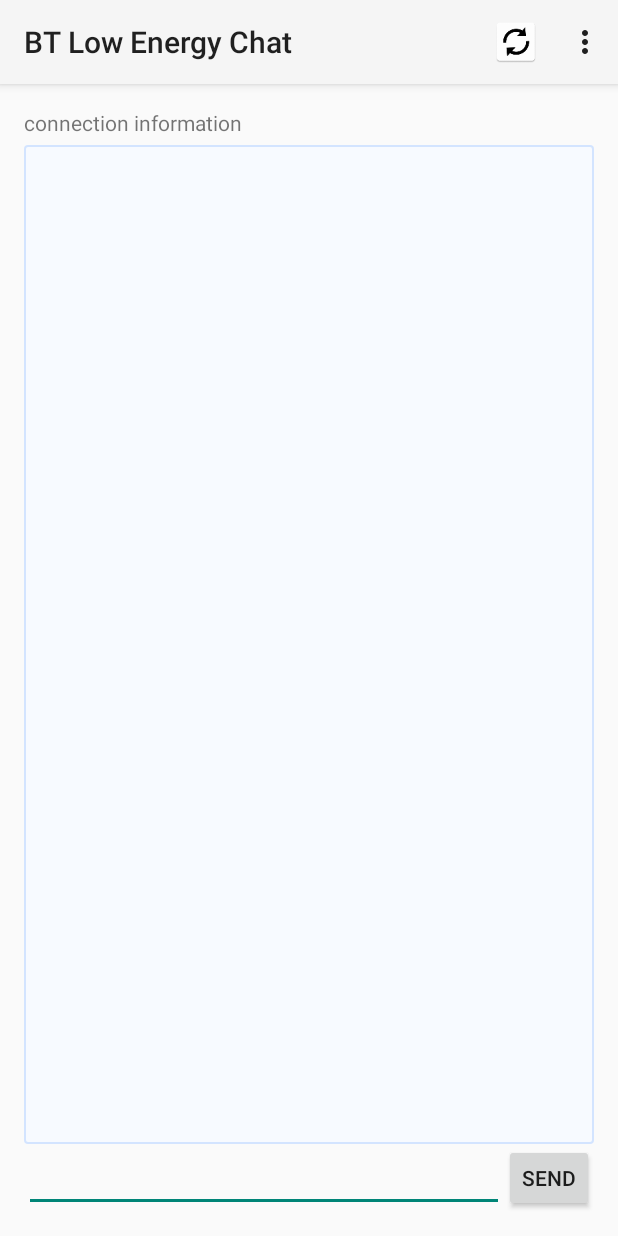
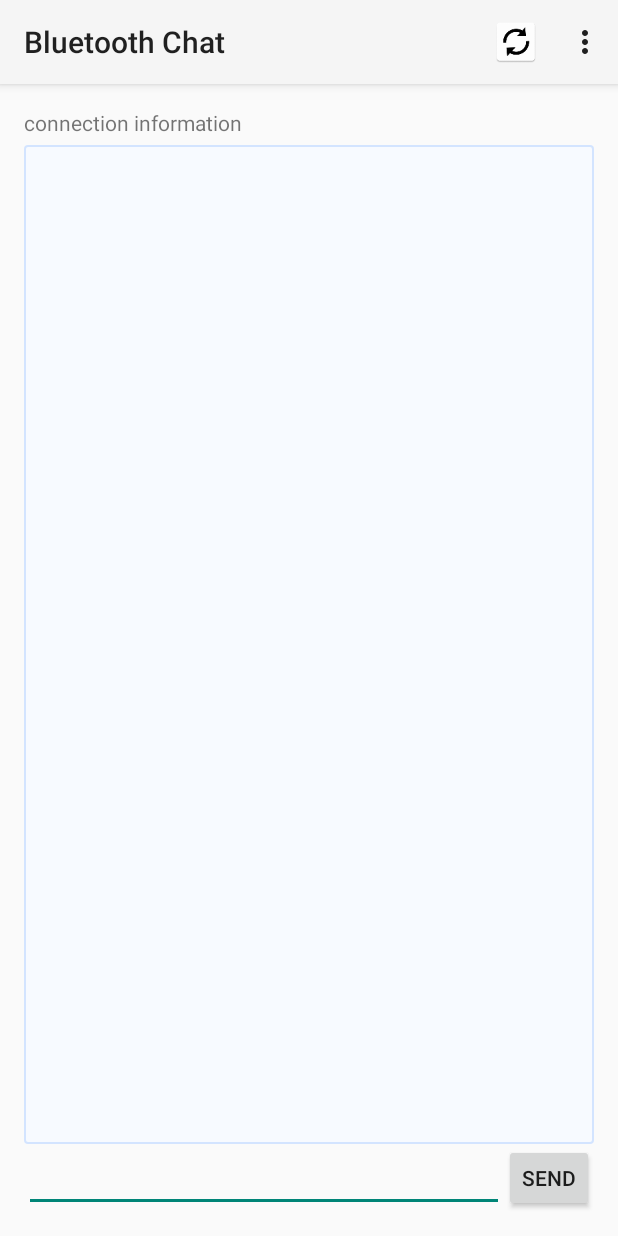
Before and after one commit to karas-michal/Bluetooth_Chat_Application, an Android app: the screen it shows after launch (MainActivity), on a phone screen of 412 x 824 dp. Run offline under Robolectric (Android 15) with nearby library versions, the phone set to English and light mode, and no system bars.

Commit message:
Added .gitignore and some project files; set the minimum SDK version to 15; changed the app's package name

```diff
--- a/app/src/main/AndroidManifest.xml
+++ b/app/src/main/AndroidManifest.xml
@@ -1,6 +1,6 @@
 <?xml version="1.0" encoding="utf-8"?>
 <manifest xmlns:android="http://schemas.android.com/apk/res/android"
-    package="com.teamerinu.btle_test">
+    package="progzesp.btchat">
 
     <application
         android:allowBackup="true"
--- a/app/src/main/java/com/teamerinu/btle_test/ConnectionService.java
+++ b/app/src/main/java/progzesp/btchat/ConnectionService.java
@@ -1,4 +1,4 @@
-package com.teamerinu.btle_test;
+package progzesp.btchat;
 
 import android.app.Service;
 import android.content.Intent;
--- a/app/src/main/java/com/teamerinu/btle_test/MainActivity.java
+++ b/app/src/main/java/progzesp/btchat/MainActivity.java
@@ -1,4 +1,4 @@
-package com.teamerinu.btle_test;
+package progzesp.btchat;
 
 import android.os.Bundle;
 import android.support.v7.app.AppCompatActivity;
--- a/app/src/main/res/layout/activity_main.xml
+++ b/app/src/main/res/layout/activity_main.xml
@@ -3,12 +3,11 @@
     xmlns:tools="http://schemas.android.com/tools"
     android:layout_width="match_parent"
     android:layout_height="match_parent"
-    xmlns:app="http://schemas.android.com/apk/res-auto"
     android:paddingBottom="@dimen/activity_vertical_margin"
     android:paddingLeft="@dimen/activity_horizontal_margin"
     android:paddingRight="@dimen/activity_horizontal_margin"
     android:paddingTop="@dimen/activity_vertical_margin"
-    tools:context="com.teamerinu.btle_test.MainActivity">
+    tools:context=".MainActivity">
 
     <EditText
             android:layout_width="wrap_content"
@@ -18,7 +17,9 @@
             android:maxLines="1"
             android:layout_alignParentStart="true"
             android:layout_toStartOf="@+id/button"
-        android:inputType="text" />
+            android:inputType="text"
+            android:layout_alignParentLeft="true"
+            android:layout_toLeftOf="@+id/button"/>
 
     <TextView
             android:layout_width="fill_parent"
@@ -33,7 +34,9 @@
             android:scrollbars = "vertical"
             style="@style/ChatView"
             android:background="@drawable/my_border"
-        android:padding="6dp" />
+            android:padding="6dp" android:layout_alignParentLeft="true"
+            android:layout_toLeftOf="@+id/button"
+            android:layout_alignParentRight="true"/>
 
     <Button
             style="?android:attr/buttonStyleSmall"
@@ -43,7 +46,8 @@
             android:id="@+id/button"
             android:layout_alignBottom="@+id/editText"
             android:layout_alignParentEnd="true"
-        android:layout_below="@+id/textView" />
+            android:layout_below="@+id/textView"
+            android:layout_alignParentRight="true"/>
 
     <TextView
             android:layout_width="wrap_content"
@@ -53,6 +57,7 @@
             android:id="@+id/textView2"
             android:layout_alignParentStart="true"
             android:paddingBottom="5dp"
-        android:layout_alignParentTop="true" />
+            android:layout_alignParentTop="true"
+            android:layout_alignParentLeft="true"/>
 
 </RelativeLayout>
--- a/app/src/main/res/values/strings.xml
+++ b/app/src/main/res/values/strings.xml
@@ -1,5 +1,5 @@
 <resources>
-    <string name="app_name">BT Low Energy Chat</string>
+    <string name="app_name">Bluetooth Chat</string>
     <string name="send">Send</string>
     <string name="action_settings">settings</string>
     <string name="action_sync">synchronize</string>
```
Also changed, not shown: app/build.gradle (+3 -4 lines), 3 other files. Lines whose indentation alone changed are shown as unchanged.
